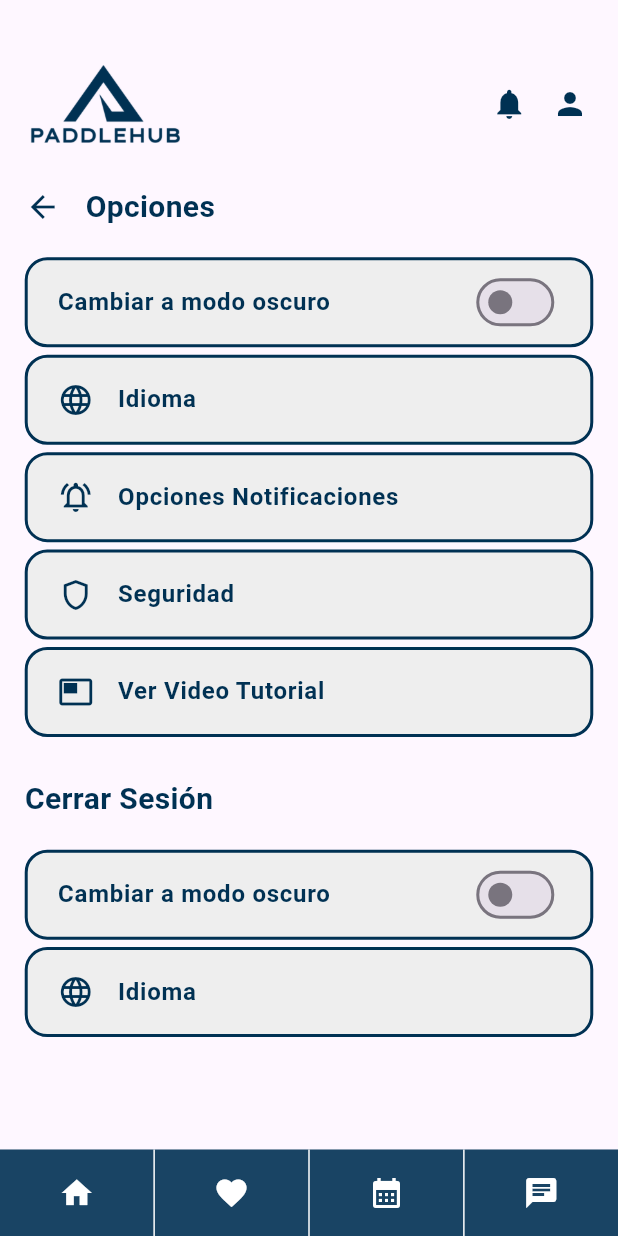
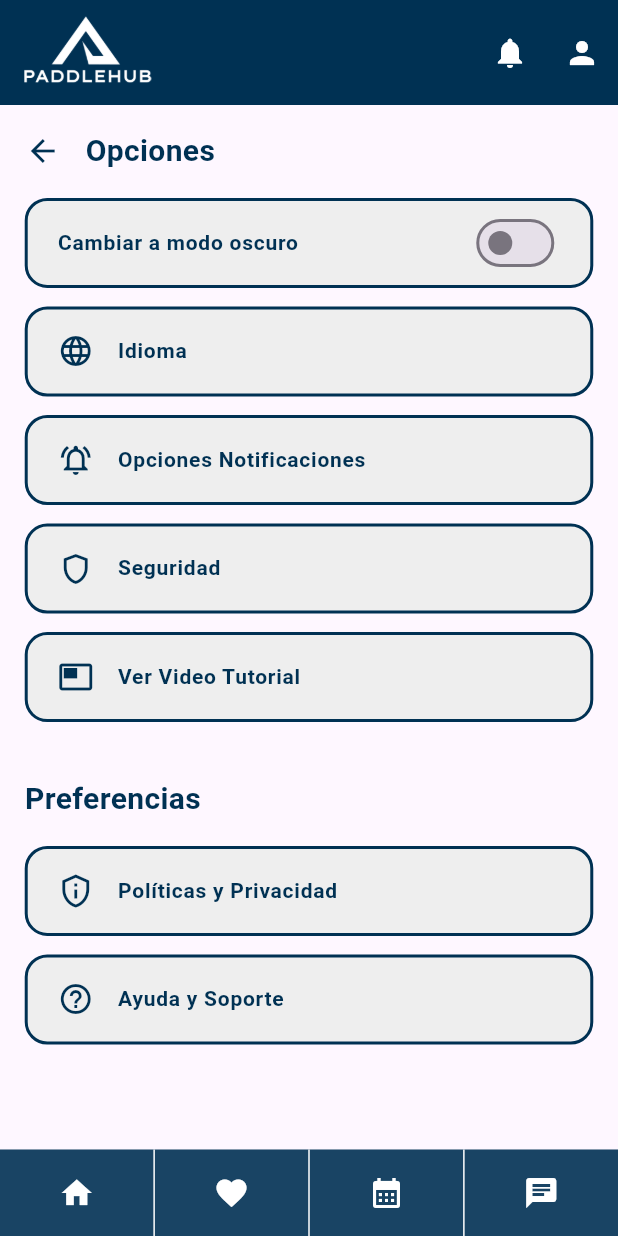
Before and after one commit to ManuOrt/Front-PadelApp, a Flutter app: the OptionsScreen screen opened by its route, on a phone screen of 412 x 824 dp. Run offline on Flutter 3.47's test engine with Material 3 defaults, Android fonts, the phone set to English and light mode, and no system bars; our stand-ins replace youtube_player_flutter; network calls fail.

Commit message:
fix - new header + fixing space between inputs and title on options and profile

```diff
--- a/lib/screens/settings/options_screen.dart
+++ b/lib/screens/settings/options_screen.dart
@@ -8,7 +8,7 @@ class OptionsScreen extends StatelessWidget {
   @override
   Widget build(BuildContext context) {
     final Size size = MediaQuery.of(context).size;
-    final List<CustomListTileWidget> customListTiles = [
+    final List<CustomListTileWidget> customListTilesOptions = [
       CustomListTileWidget(
         title: 'Cambiar a modo oscuro',
         sitchWidget: Switch(
@@ -52,14 +52,33 @@ class OptionsScreen extends StatelessWidget {
         onTap: () {},
       ),
     ];
+    final List<CustomListTileWidget> customListTilesPreferences = [
+      CustomListTileWidget(
+        title: 'Políticas y Privacidad',
+        icon: const Icon(
+          Icons.privacy_tip_outlined,
+          color: AppColors.primary,
+        ),
+        onTap: () {},
+      ),
+      CustomListTileWidget(
+        title: 'Ayuda y Soporte',
+        icon: const Icon(
+          Icons.help_outline,
+          color: AppColors.primary,
+        ),
+        onTap: () {},
+      ),
+    ];
     return Scaffold(
+      appBar: const HeaderScreen(),
       body: SingleChildScrollView(
         child: Column(
           crossAxisAlignment: CrossAxisAlignment.start,
           children: [
-            const SizedBox(child: HeaderScreen()),
             Padding(
-              padding: EdgeInsets.only(left: size.width * 0.04),
+              padding: EdgeInsets.only(
+                  left: size.width * 0.04, top: size.height * 0.02),
               child: Row(
                 children: [
                   GestureDetector(
@@ -89,12 +108,11 @@ class OptionsScreen extends StatelessWidget {
                   child: ListView.builder(
                     shrinkWrap: true,
                     physics: const NeverScrollableScrollPhysics(),
-                    itemCount: customListTiles.length,
+                    itemCount: customListTilesOptions.length,
                     itemBuilder: (context, index) {
-                      final tile = customListTiles[index];
+                      final tile = customListTilesOptions[index];
                       return Padding(
-                        padding:
-                            EdgeInsets.symmetric(vertical: size.height * 0.003),
+                        padding: EdgeInsets.only(bottom: size.height * 0.015),
                         child: CustomListTileWidget(
                           title: tile.title,
                           sitchWidget: tile.sitchWidget,
@@ -112,7 +130,7 @@ class OptionsScreen extends StatelessWidget {
             Padding(
               padding: EdgeInsets.only(left: size.width * 0.04),
               child: const Text(
-                'Cerrar Sesión',
+                'Preferencias',
                 style: TextStyle(
                   fontSize: 20,
                   fontWeight: FontWeight.bold,
@@ -126,12 +144,11 @@ class OptionsScreen extends StatelessWidget {
                 child: ListView.builder(
                   shrinkWrap: true,
                   physics: const NeverScrollableScrollPhysics(),
-                  itemCount: 2,
+                  itemCount: customListTilesPreferences.length,
                   itemBuilder: (context, index) {
-                    final tile = customListTiles[index];
+                    final tile = customListTilesPreferences[index];
                     return Padding(
-                      padding:
-                          EdgeInsets.symmetric(vertical: size.height * 0.003),
+                      padding: EdgeInsets.only(bottom: size.height * 0.015),
                       child: CustomListTileWidget(
                         title: tile.title,
                         sitchWidget: tile.sitchWidget,
--- a/lib/screens/settings/profile_screen.dart
+++ b/lib/screens/settings/profile_screen.dart
@@ -54,13 +54,13 @@ class ProfileScreen extends StatelessWidget {
       ),
     ];
     return Scaffold(
+      appBar: const HeaderScreen(),
       body: SingleChildScrollView(
         child: Column(
           crossAxisAlignment: CrossAxisAlignment.start,
           children: [
-            const SizedBox(child: HeaderScreen()),
             Padding(
-              padding: const EdgeInsets.only(left: 20),
+              padding: EdgeInsets.only(left: size.width * 0.04, top: size.height * 0.02),
               child: Row(
                 children: [
                   GestureDetector(
@@ -84,7 +84,6 @@ class ProfileScreen extends StatelessWidget {
               ),
             ),
             Padding(
-              //TODO: Tamaño entre opciones y CustomListTileWidget diferente, en diferentes dispositivos.
               padding: EdgeInsets.all(size.height * 0.02),
               child: ListView.builder(
                 shrinkWrap: true,
--- a/lib/widgets/general_widgets/custom_tile.dart
+++ b/lib/widgets/general_widgets/custom_tile.dart
@@ -25,6 +25,7 @@ class CustomListTileWidget extends StatelessWidget {
         style: const TextStyle(
           color: AppColors.primary,
           fontWeight: FontWeight.bold,
+          fontSize: 14,
         ),
       ),
       trailing: sitchWidget,
--- a/lib/widgets/header_footer/header.dart
+++ b/lib/widgets/header_footer/header.dart
@@ -2,34 +2,41 @@ import 'package:flutter/material.dart';
 import 'package:front_end_padelapp/utils/app_colors.dart';
 import 'package:front_end_padelapp/widgets/widgets.dart';
 
-class HeaderScreen extends StatelessWidget {
+class HeaderScreen extends StatelessWidget implements PreferredSizeWidget {
   const HeaderScreen({Key? key});
 
   @override
   Widget build(BuildContext context) {
     final Size size = MediaQuery.of(context).size;
-    return SizedBox(
-      height: size.height * 0.15,
-      child: Padding(
-        padding: const EdgeInsets.only(top: 15, left: 20, right: 20),
-        child: Row(
-          children: [
-            Image.asset(
-              'assets/img/logo/logo-blue.png',
-              width: 100,
-              height: 100,
-            ),
-            const Spacer(),
-            GestureDetector(
-              onTap: () {},
-              child: const Icon(
-                Icons.notifications,
-                color: AppColors.primary,
+    return AppBar(
+      automaticallyImplyLeading: false,
+      title: Padding(
+        padding: const EdgeInsets.only(top: 10.0),
+        child: Image.asset(
+          'assets/img/logo/logo-white.png',
+          width: 85,
+          height: 85,
         ),
       ),
-            SizedBox(width: size.width * 0.04),
-            GestureDetector(
-              onTap: () {
+      actions: [
+        Padding(
+          padding: const EdgeInsets.only(top: 15.0),
+          child: IconButton(
+            icon: const Icon(
+              Icons.notifications,
+              color: AppColors.primaryWhite,
+            ),
+            onPressed: () {},
+          ),
+        ),
+        Padding(
+          padding: const EdgeInsets.only(top: 15.0),
+          child: IconButton(
+            icon: const Icon(
+              Icons.person,
+              color: AppColors.primaryWhite,
+            ),
+            onPressed: () {
               showDialog(
                 context: context,
                 builder: (BuildContext context) {
@@ -48,14 +55,14 @@ class HeaderScreen extends StatelessWidget {
                 },
               );
             },
-              child: const Icon(
-                Icons.person,
-                color: AppColors.primary,
           ),
         ),
       ],
-        ),
-      ),
+      backgroundColor: AppColors.primary,
+      elevation: 0,
     );
   }
+
+  @override
+  Size get preferredSize => const Size.fromHeight(70.0);
 }
```
Lines whose indentation alone changed are shown as unchanged.
